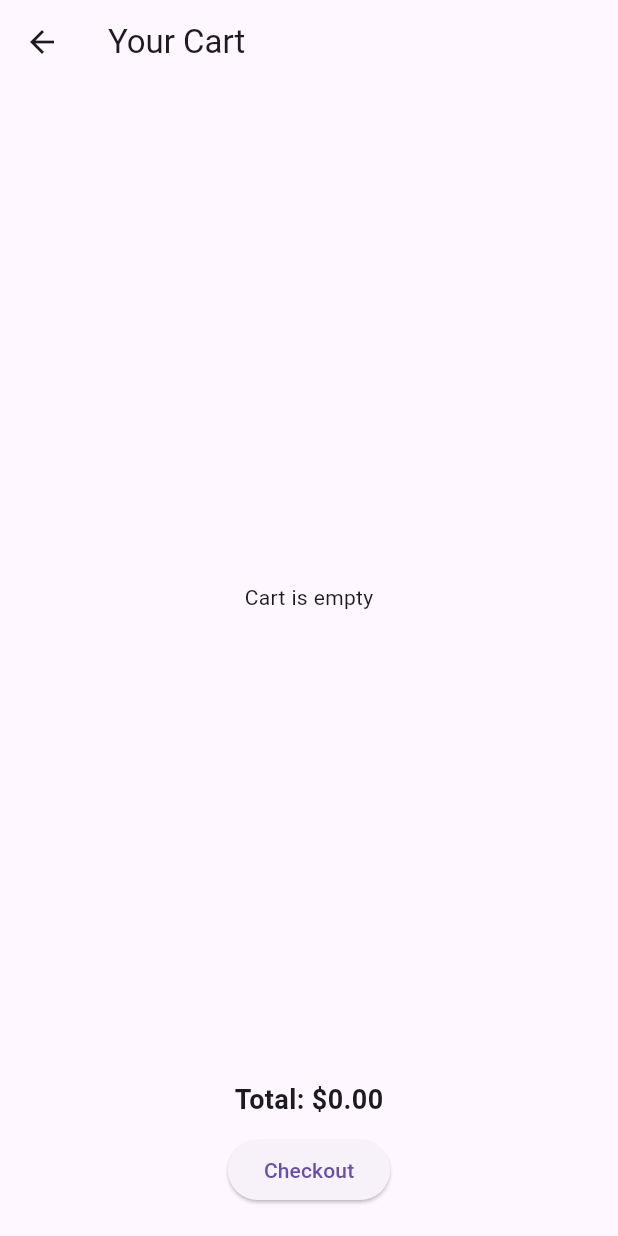
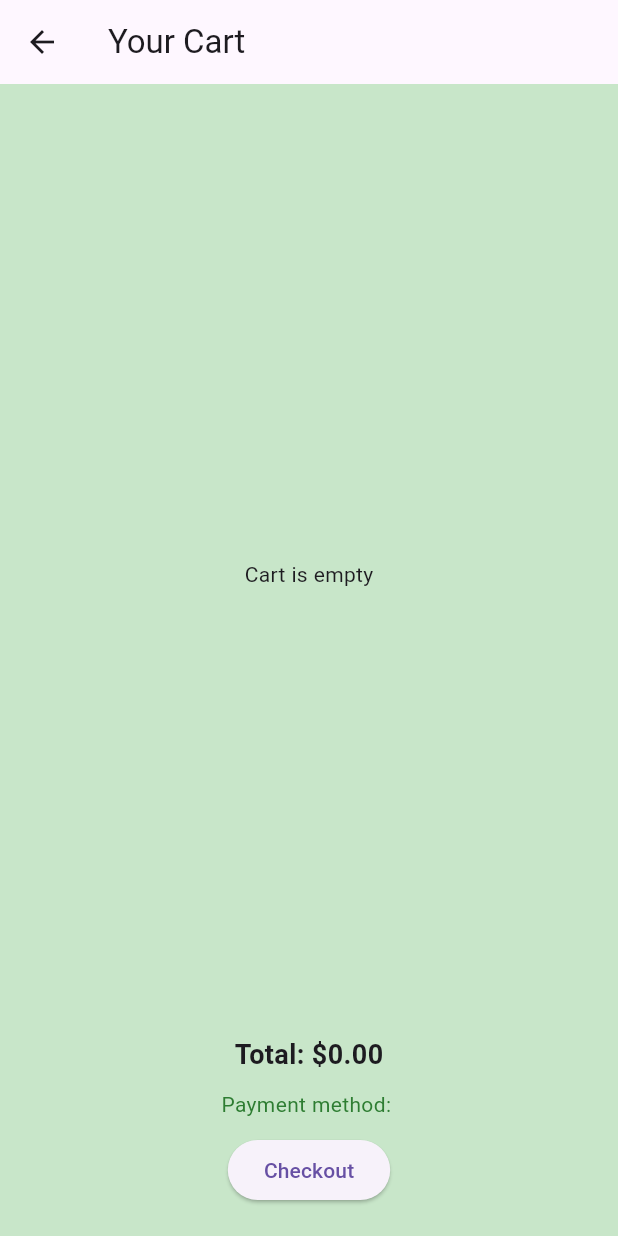
Before and after one commit to TurjayPaul/TSPCH, a Flutter app: the CartScreen screen opened directly with empty values, on a phone screen of 412 x 824 dp. Run offline on Flutter 3.47's test engine with Material 3 defaults, Android fonts, the phone set to English and light mode, and no system bars.

Commit message:
checking complete

```diff
--- a/lib/cart_screen.dart
+++ b/lib/cart_screen.dart
@@ -22,7 +22,8 @@ class _CartScreenState extends State<CartScreen> {
 
     return Scaffold(
       appBar: AppBar(title: Text("Your Cart")),
-      body: Padding(
+      body: Container(
+        color: Colors.green[100], // Green background for the whole cart
         padding: EdgeInsets.all(20),
         child: Column(
           children: [
@@ -54,8 +55,24 @@ class _CartScreenState extends State<CartScreen> {
               style: TextStyle(fontSize: 18, fontWeight: FontWeight.bold),
             ),
             SizedBox(height: 10),
+            widget.currentUser.paymentMethod == null
+                ? Text(
+              "Payment method not selected",
+              style: TextStyle(color: Colors.red),
+            )
+                : Text(
+              "Payment method: ${widget.currentUser.paymentMethod}",
+              style: TextStyle(color: Colors.green[800]),
+            ),
+            SizedBox(height: 10),
             ElevatedButton(
               onPressed: () {
+                if (widget.currentUser.paymentMethod == null) {
+                  ScaffoldMessenger.of(context).showSnackBar(
+                    SnackBar(content: Text("Please select a payment method in your profile")),
+                  );
+                  return;
+                }
                 Navigator.push(
                   context,
                   MaterialPageRoute(
@@ -67,7 +84,7 @@ class _CartScreenState extends State<CartScreen> {
                 );
               },
               child: Text("Checkout"),
-            )
+            ),
           ],
         ),
       ),
--- a/lib/checkout_screen.dart
+++ b/lib/checkout_screen.dart
@@ -41,7 +41,8 @@ class _CheckoutScreenState extends State<CheckoutScreen> {
     });
 
     ScaffoldMessenger.of(context).showSnackBar(
-      SnackBar(content: Text("Purchase successful via $paymentMethod!")), // ✅ updated
+      SnackBar(content: Text(
+          "Purchase successful via $paymentMethod!")), // ✅ updated
     );
 
     Navigator.pop(context);
```
